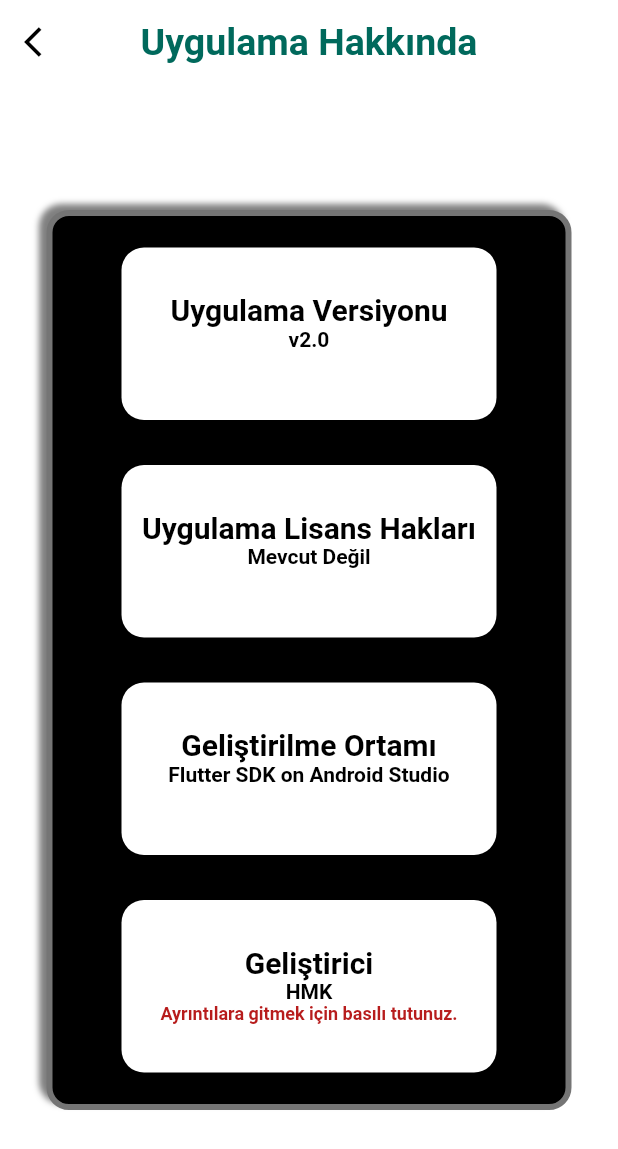
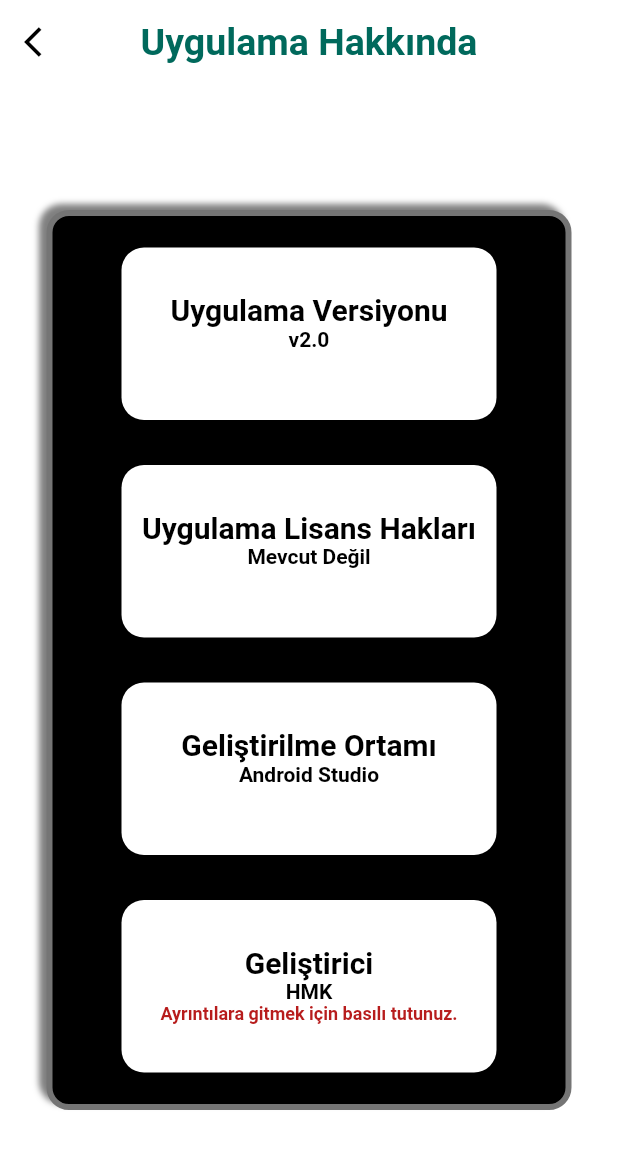
Before and after one commit to hmusakocak/Musify, a Flutter app: the AboutPage screen opened directly, on a phone screen of 412 x 824 dp. Shown: the top 1149 px of the screen. Run offline on Flutter 3.47's test engine with Material 2 defaults, Android fonts, the phone set to English and light mode, and no system bars; our stand-ins replace cloud_firestore, easy_splash_screen, file_picker, firebase_auth, firebase_core, firebase_storage and 2 more; missing offline and left inert: flutter_glow; accounts and stored records are empty.

Commit message:
Flutter-app

```diff
--- a/lib/about_page.dart
+++ b/lib/about_page.dart
@@ -113,7 +113,7 @@ class AboutPage extends StatelessWidget {
                                     fontSize: 20),
                               ),
                               Text(
-                                'Flutter SDK on Android Studio',
+                                'Android Studio',
                                 style: TextStyle(
                                     color: Colors.black,
                                     fontWeight: FontWeight.bold,
--- a/lib/bottombarpages/txt_reader_writer.dart
+++ b/lib/bottombarpages/txt_reader_writer.dart
@@ -89,8 +89,11 @@ class _txt_rwState extends State<txt_rw> {
                   onPressed: () {
                     txtoku().then((value) {
                       setState(() {
+                        if(txt_data.toString() == 'null')
+                      {txt_data = value ;}
                         if(txt_data.toString() != 'null')
                         {txt_data = txt_data.toString() + value ;}
+
                       });
                     });
                   },
@@ -106,6 +109,7 @@ class _txt_rwState extends State<txt_rw> {
                   ),
                   onPressed: () {
                     txt_data = '';
+                    controller.text = '';
                     txtyazdir(txt_data.toString());
                   },
                   child: Text('Komple Temizle'),
--- a/lib/chartpage.dart
+++ b/lib/chartpage.dart
@@ -48,6 +48,7 @@ class _MypiePageState extends State<MypiePage> {
               "Rap": 100*variables.rap/(variables.rock.toDouble()+variables.metal.toDouble()+variables.blues.toDouble()+variables.rap.toDouble()+variables.punk.toDouble()+variables.country.toDouble()),
               "Metal": 100*variables.metal/(variables.rock.toDouble()+variables.metal.toDouble()+variables.blues.toDouble()+variables.rap.toDouble()+variables.punk.toDouble()+variables.country.toDouble()),
             },
+
             animationDuration: Duration(milliseconds: 800),
             chartLegendSpacing: 32,
             initialAngleInDegree: 0,
```
